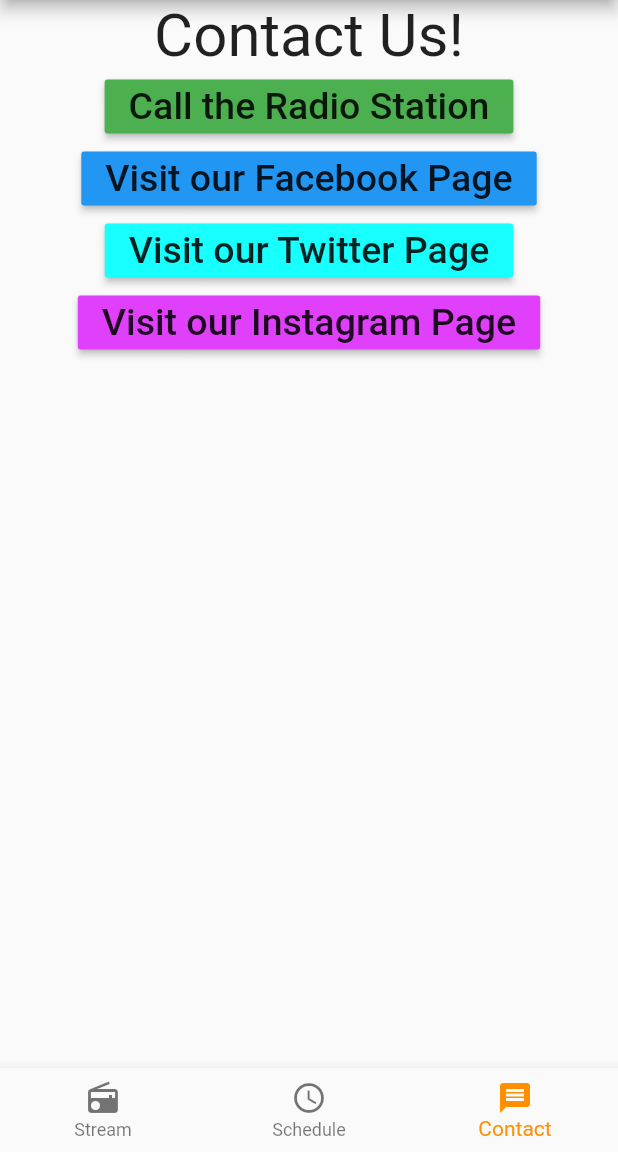
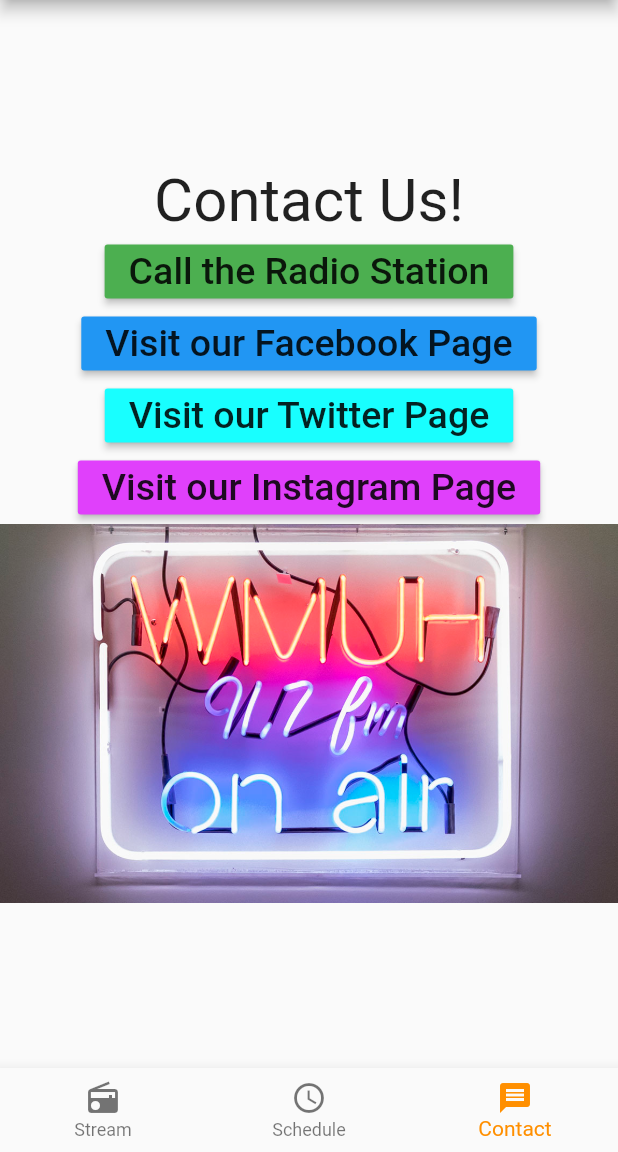
Before and after one commit to skuffed/WMUHAPP, a Flutter app: the screen it shows after launch, item 3 of the bottom bar chosen, on a phone screen of 412 x 824 dp, the part 84-1236 px from its top. Run offline on Flutter 3.47's test engine with Material 2 defaults, Android fonts, the phone set to English and light mode, and no system bars; our stand-ins replace just_audio.

Commit message:
Committing images

```diff
--- a/lib/main.dart
+++ b/lib/main.dart
@@ -11,7 +11,6 @@
 
 import 'package:flutter/material.dart';
 import 'package:url_launcher/url_launcher.dart';
-
 import 'package:just_audio/just_audio.dart';
 
 void main() => runApp(MyApp());
@@ -92,6 +91,7 @@ class _MyStatefulWidgetState extends State<MyStatefulWidget> {
       style: optionStyle,
     ),
     Column(
+      mainAxisAlignment: MainAxisAlignment.center,
       children: <Widget> [
         new Text("Contact Us!", style: TextStyle(fontSize: 40)),
         new RaisedButton(
@@ -114,8 +114,11 @@ class _MyStatefulWidgetState extends State<MyStatefulWidget> {
         child: new Text("Visit our Instagram Page", style: TextStyle(fontSize: 25)),
         color: Colors.purpleAccent,
         ),
+        new Image(
+          image: AssetImage('images/WMUH70thAnniversary-46.jpg')
+        ),
       ],
-    )
+    ),
   ];
 
   void _onItemTapped(int index) {
--- a/pubspec.yaml
+++ b/pubspec.yaml
@@ -45,6 +45,9 @@ flutter:
   # the material Icons class.
   uses-material-design: true
 
+  assets:
+    - images/WMUH70thAnniversary-46.jpg
+
   # To add assets to your application, add an assets section, like this:
   # assets:
   #  - images/a_dot_burr.jpeg
```
Also changed, not shown: images/WMUH70thAnniversary-46.jpg (added).
